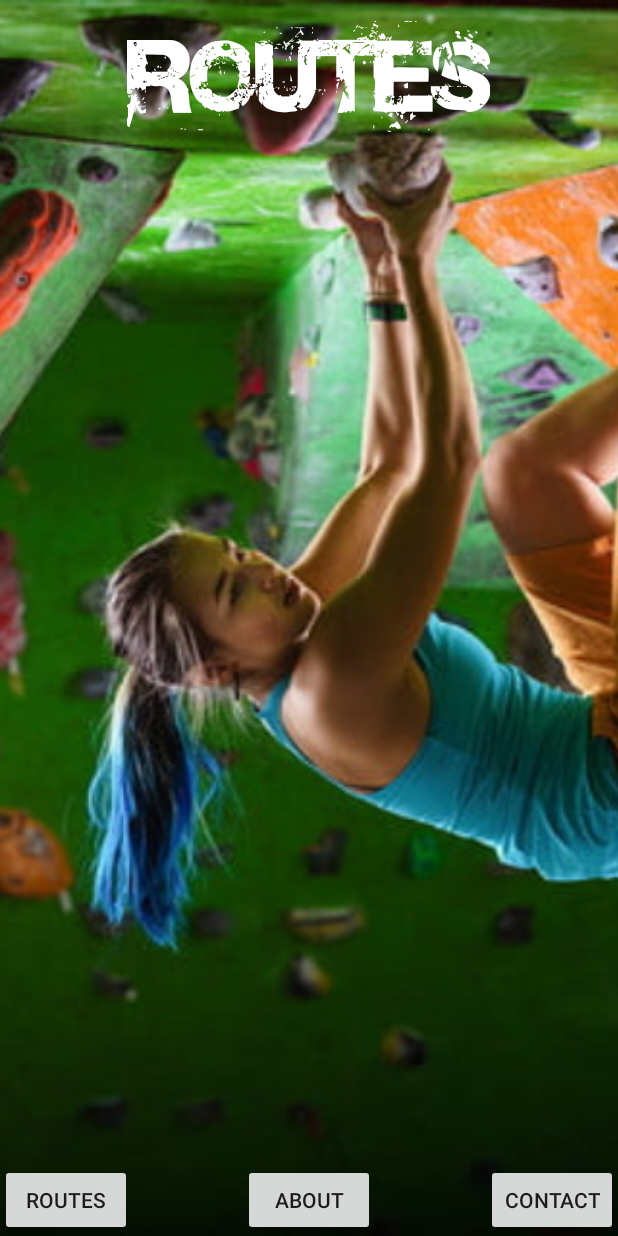
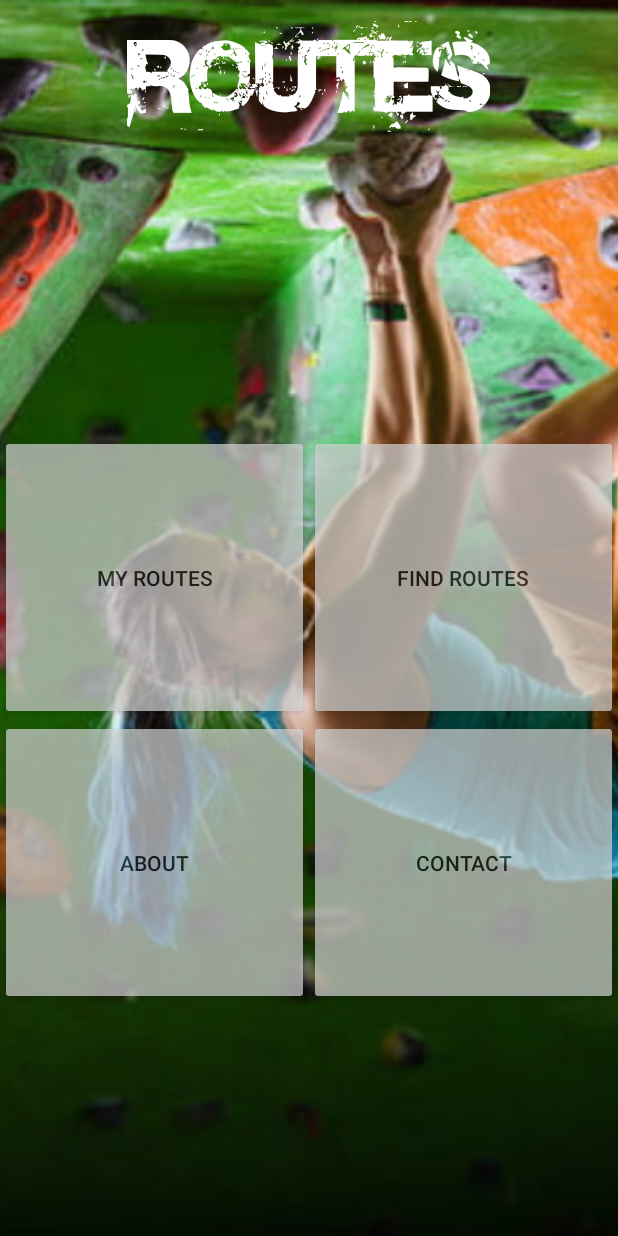
Before and after one commit to ktenzel/MyClimbingApp, an Android app: the MainActivity screen opened directly, with no data from a screen before it, on a phone screen of 412 x 824 dp. Run offline under Robolectric (Android 15) with nearby library versions, the light colour scheme and no system bars; our stand-ins replace ButterKnife.

Commit message:
add button grid

```diff
--- a/app/build.gradle
+++ b/app/build.gradle
@@ -6,6 +6,7 @@ android {
     repositories {
         mavenCentral()
         jcenter()
+        google()
     }
     testOptions {
         unitTests {
--- a/app/src/main/res/layout/activity_main.xml
+++ b/app/src/main/res/layout/activity_main.xml
@@ -31,24 +31,71 @@
         tools:layout_editor_absoluteX="185dp"
         tools:layout_editor_absoluteY="0dp" />
 
-    <Button
-        android:layout_width="wrap_content"
+    <RelativeLayout
+        android:layout_width="match_parent"
         android:layout_height="wrap_content"
-        android:id="@+id/contactButton"
-        android:text="Contact"
-        android:layout_alignParentBottom="true"
-        android:layout_alignParentRight="true"/>
-    <Button
-        android:layout_width="wrap_content"
-        android:layout_height="wrap_content"
-        android:id="@+id/aboutButton"
-        android:text="About"
-        android:layout_alignParentBottom="true"
-        android:layout_centerHorizontal="true"/>
-    <Button
-        android:layout_width="wrap_content"
-        android:layout_height="wrap_content"
-        android:id="@+id/routesButton"
-        android:text="Routes"
-        android:layout_alignParentBottom="true"/>
+        android:layout_below="@+id/appNameTextView"
+        android:layout_marginTop="200sp">
+        <View android:id="@+id/strut"
+            android:layout_width="0dp"
+            android:layout_height="0dp"
+            android:layout_centerHorizontal="true"/>
+        <Button
+            android:layout_width="0dp"
+            android:layout_height="190sp"
+            android:layout_alignRight="@id/strut"
+            android:layout_alignParentLeft="true"
+            android:id="@+id/routesButton"
+            android:text="My Routes"
+            android:alpha="0.7"/>
+        <Button
+            android:layout_below="@id/routesButton"
+            android:layout_height="190sp"
+            android:layout_width="0dp"
+            android:layout_alignRight="@id/strut"
+            android:layout_alignParentLeft="true"
+            android:id="@+id/aboutButton"
+            android:text="About"
+            android:alpha="0.7"/>
+        <Button
+            android:layout_height="190sp"
+            android:layout_width="0dp"
+            android:layout_alignLeft="@id/strut"
+            android:layout_alignParentRight="true"
+            android:id="@+id/findRoutesButton"
+            android:text="Find Routes"
+            android:alpha="0.7"/>
+        <Button
+            android:layout_below="@+id/findRoutesButton"
+            android:layout_width="0dp"
+            android:layout_height="190sp"
+            android:layout_alignLeft="@id/strut"
+            android:layout_alignParentRight="true"
+            android:id="@+id/contactButton"
+            android:text="Contact"
+            android:alpha="0.7"/>
+    </RelativeLayout>
+
+
+    <!--<Button-->
+        <!--android:layout_width="wrap_content"-->
+        <!--android:layout_height="wrap_content"-->
+        <!--android:id="@+id/contactButton"-->
+        <!--android:text="Contact"-->
+        <!--android:layout_alignParentBottom="true"-->
+        <!--android:layout_alignParentRight="true"/>-->
+    <!--<Button-->
+        <!--android:layout_width="wrap_content"-->
+        <!--android:layout_height="wrap_content"-->
+        <!--android:id="@+id/aboutButton"-->
+        <!--android:text="About"-->
+        <!--android:layout_alignParentBottom="true"-->
+        <!--android:layout_centerHorizontal="true"/>-->
+    <!--<Button-->
+        <!--android:layout_width="wrap_content"-->
+        <!--android:layout_height="wrap_content"-->
+        <!--android:id="@+id/routesButton"-->
+        <!--android:text="Routes"-->
+        <!--android:layout_alignParentBottom="true"/>-->
+
 </RelativeLayout>
```
Also changed, not shown: 1 other file.
